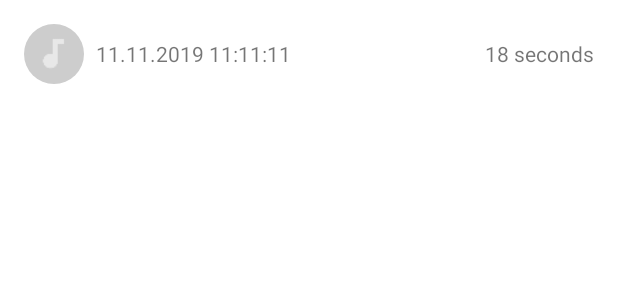
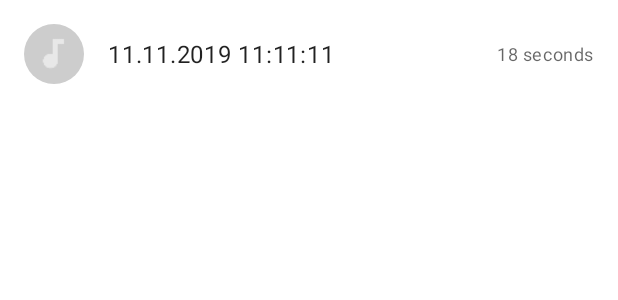
Before and after one commit to moopat/voice-recorder, an Android app: the layout item_recording.xml on its own in the app's theme, with its tools: preview values and no code run, on a phone screen of 412 x 824 dp. Shown: the top 300 px of the screen. Run offline under Robolectric (Android 15) with nearby library versions, the phone set to English and light mode, and no system bars.

Commit message:
Use Material styles for the recordings list

```diff
--- a/app/src/main/AndroidManifest.xml
+++ b/app/src/main/AndroidManifest.xml
@@ -17,7 +17,9 @@
         android:theme="@style/AppTheme"
         tools:ignore="GoogleAppIndexingWarning">
         <activity android:name=".ui.PlaybackActivity" />
-        <activity android:name=".ui.RecordingsActivity" />
+        <activity
+            android:name=".ui.RecordingsActivity"
+            android:label="@string/recordings_title" />
 
         <service
             android:name=".service.RecordingService"
--- a/app/src/main/res/layout/item_recording.xml
+++ b/app/src/main/res/layout/item_recording.xml
@@ -17,14 +17,17 @@
 
     <TextView
         android:id="@+id/tvDate"
+        style="@style/TextAppearance.MaterialComponents.Body1"
         android:layout_width="0dp"
         android:layout_height="wrap_content"
-        android:layout_margin="8dp"
+        android:layout_marginStart="16dp"
+        android:layout_marginEnd="16dp"
         android:layout_weight="1"
         tools:text="11.11.2019 11:11:11" />
 
     <TextView
         android:id="@+id/tvDuration"
+        style="@style/TextAppearance.MaterialComponents.Caption"
         android:layout_width="wrap_content"
         android:layout_height="wrap_content"
         tools:text="18 seconds" />
--- a/app/src/main/res/values/strings.xml
+++ b/app/src/main/res/values/strings.xml
@@ -7,4 +7,6 @@
     <string name="notification_channel_description">Shown when a recording is in progress</string>
     <string name="notification_title">Recording audio…</string>
     <string name="main_button_show_all">Show recordings</string>
+    <string name="recordings_title">Recordings</string>
+    <string name="recordings_item_today">Today, %s</string>
 </resources>
```
Also changed, not shown: app/src/main/java/at/moop/voicerecorder/adapter/RecordingsAdapter.kt (+19 -4 lines), app/src/main/java/at/moop/voicerecorder/ui/RecordingsActivity.kt (+9 -0 lines).
